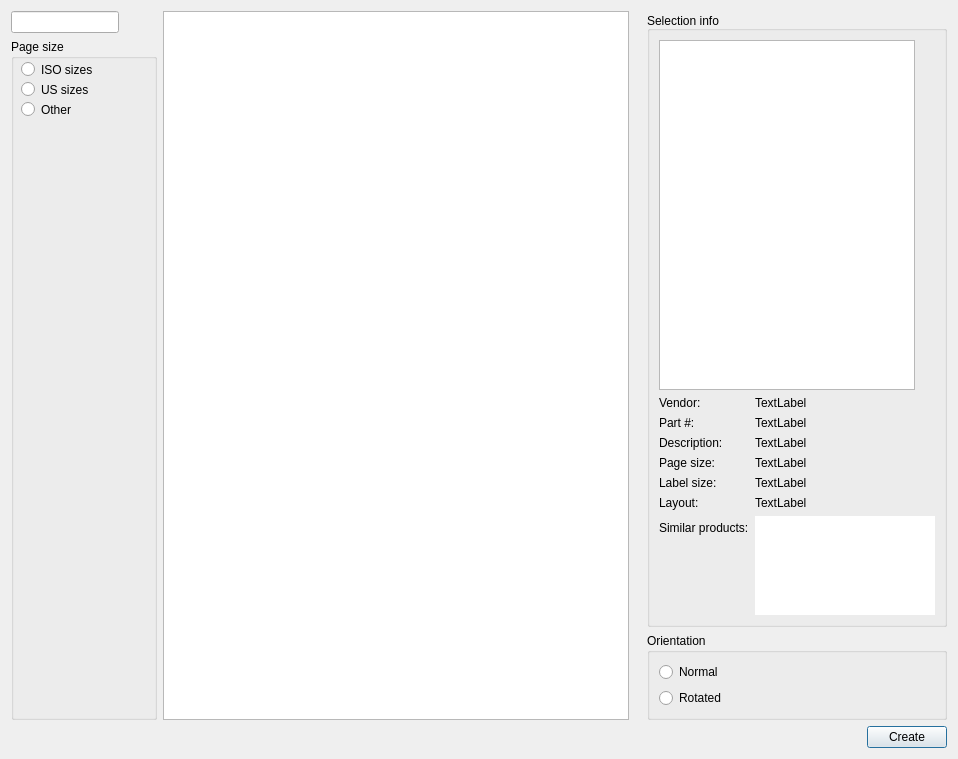
First picture: the form in app/ui/NewLabelDialog.ui, repository jimevins/glabels-qt, before the edit.
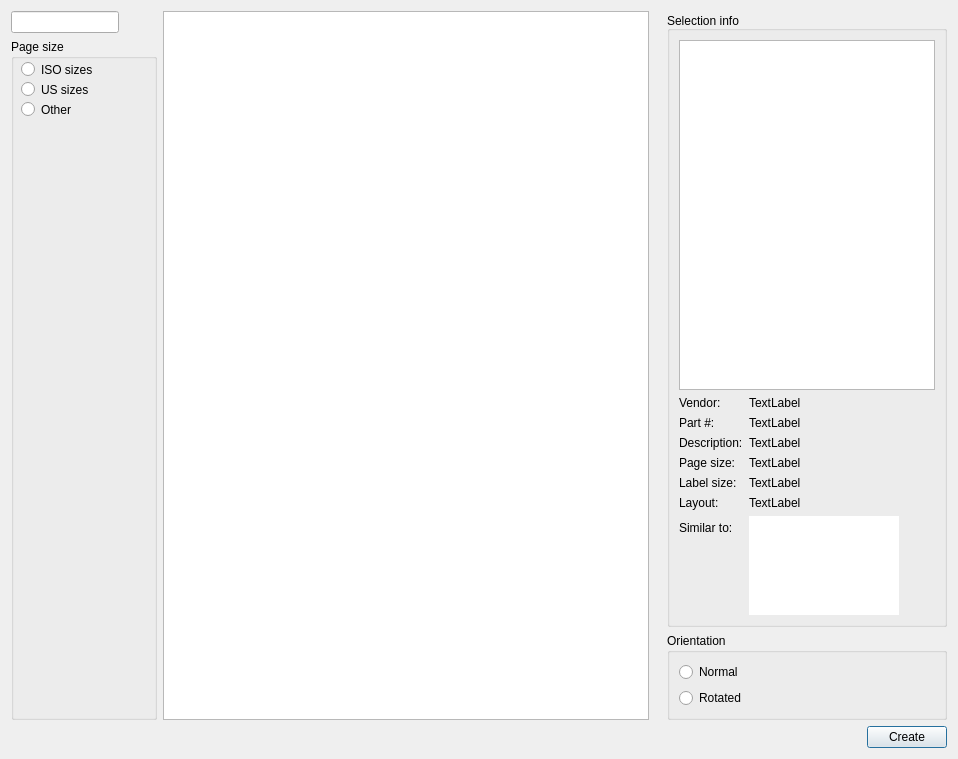
Second picture: the form after the edit. Custom widgets are drawn as their Qt base class.

Commit message: Added similar list to NewLabelDialog.

```diff
--- a/app/ui/NewLabelDialog.ui
+++ b/app/ui/NewLabelDialog.ui
@@ -247,7 +247,7 @@
               <item row="6" column="0">
                <widget class="QLabel" name="label_13">
                 <property name="text">
-                 <string>Similar products:</string>
+                 <string>Similar to:</string>
                 </property>
                </widget>
               </item>
@@ -261,7 +261,7 @@
                 </property>
                 <property name="maximumSize">
                  <size>
-                  <width>180</width>
+                  <width>150</width>
                   <height>16777215</height>
                  </size>
                 </property>
```
Left out of the diff: 2 changed lines with no effect on the pictures. The commit also changes 5 other files.
